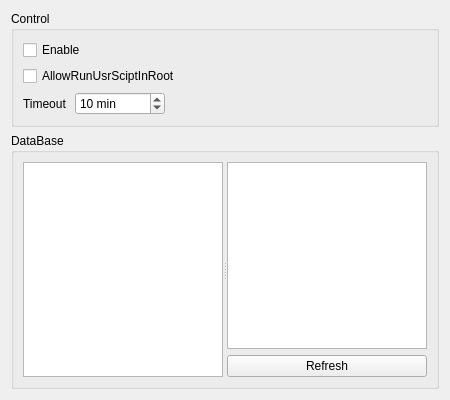
This is src/settings/scriptsettingdialog.ui in Wing-summer/WingHexExplorer2 as Qt 5 draws it before an edit. The edited form follows.
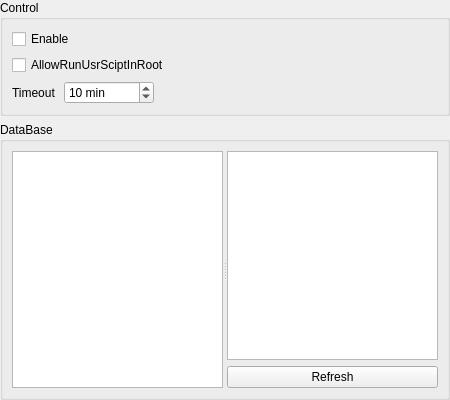
This is the edited form.

The edit to the form file:
```diff
--- a/src/settings/scriptsettingdialog.ui
+++ b/src/settings/scriptsettingdialog.ui
@@ -14,6 +14,18 @@
    <string notr="true"/>
   </property>
   <layout class="QVBoxLayout" name="verticalLayout">
+   <property name="leftMargin">
+    <number>0</number>
+   </property>
+   <property name="topMargin">
+    <number>0</number>
+   </property>
+   <property name="rightMargin">
+    <number>0</number>
+   </property>
+   <property name="bottomMargin">
+    <number>0</number>
+   </property>
    <item>
     <widget class="QGroupBox" name="groupBox">
      <property name="sizePolicy">
```
